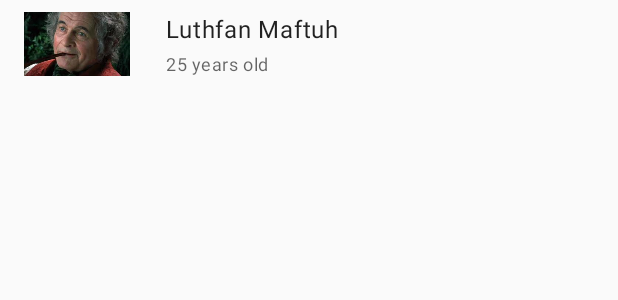
After one commit to luteh/ContactApps, an Android app: the layout list_contacts_item.xml on its own in the app's theme, with its tools: preview values and no code run, on a phone screen of 412 x 824 dp. The commit adds this screen. Shown: the top 300 px of the screen. Run offline under Robolectric (Android 15) with nearby library versions, the phone set to English and light mode, and no system bars.

Commit message:
Add list contacts item layout

```diff
--- /dev/null
+++ b/app/src/main/res/layout/list_contacts_item.xml
@@ -0,0 +1,42 @@
+<?xml version="1.0" encoding="utf-8"?>
+<LinearLayout xmlns:android="http://schemas.android.com/apk/res/android"
+    xmlns:tools="http://schemas.android.com/tools"
+    android:layout_width="match_parent"
+    android:layout_height="wrap_content"
+    android:orientation="horizontal">
+
+    <ImageView
+        android:id="@+id/iv_list_contacts_item"
+        android:layout_width="0dp"
+        android:layout_height="match_parent"
+        android:layout_weight="1"
+        android:contentDescription="@string/label_contact_image"
+        android:padding="@dimen/margin_default"
+        android:scaleType="fitCenter"
+        tools:src="@drawable/image_list_contacts" />
+
+    <LinearLayout
+        android:layout_width="0dp"
+        android:layout_height="wrap_content"
+        android:layout_weight="3"
+        android:gravity="center_vertical"
+        android:orientation="vertical"
+        android:padding="@dimen/margin_default">
+
+        <TextView
+            android:id="@+id/tv_list_contacts_name_item"
+            style="@style/TextAppearance.MaterialComponents.Body1"
+            android:layout_width="wrap_content"
+            android:layout_height="wrap_content"
+            tools:text="Luthfan Maftuh" />
+
+        <TextView
+            android:id="@+id/tv_list_contacts_age_item"
+            style="@style/TextAppearance.MaterialComponents.Caption"
+            android:layout_width="wrap_content"
+            android:layout_height="wrap_content"
+            android:layout_marginTop="@dimen/margin_small"
+            tools:text="25 years old" />
+    </LinearLayout>
+
+</LinearLayout>
--- a/app/src/main/res/values/strings.xml
+++ b/app/src/main/res/values/strings.xml
@@ -1,3 +1,4 @@
 <resources>
     <string name="app_name">Contact Apps</string>
+    <string name="label_contact_image">Contact image</string>
 </resources>
```
Also changed, not shown: app/src/main/res/drawable/image_list_contacts.jpg (added).
